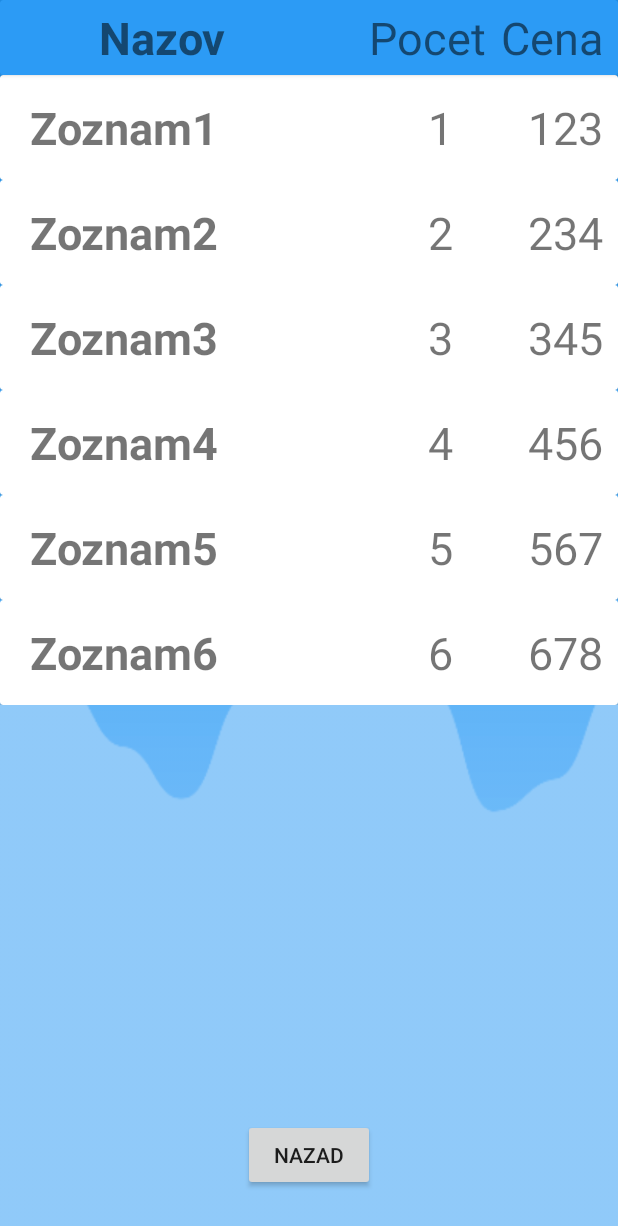
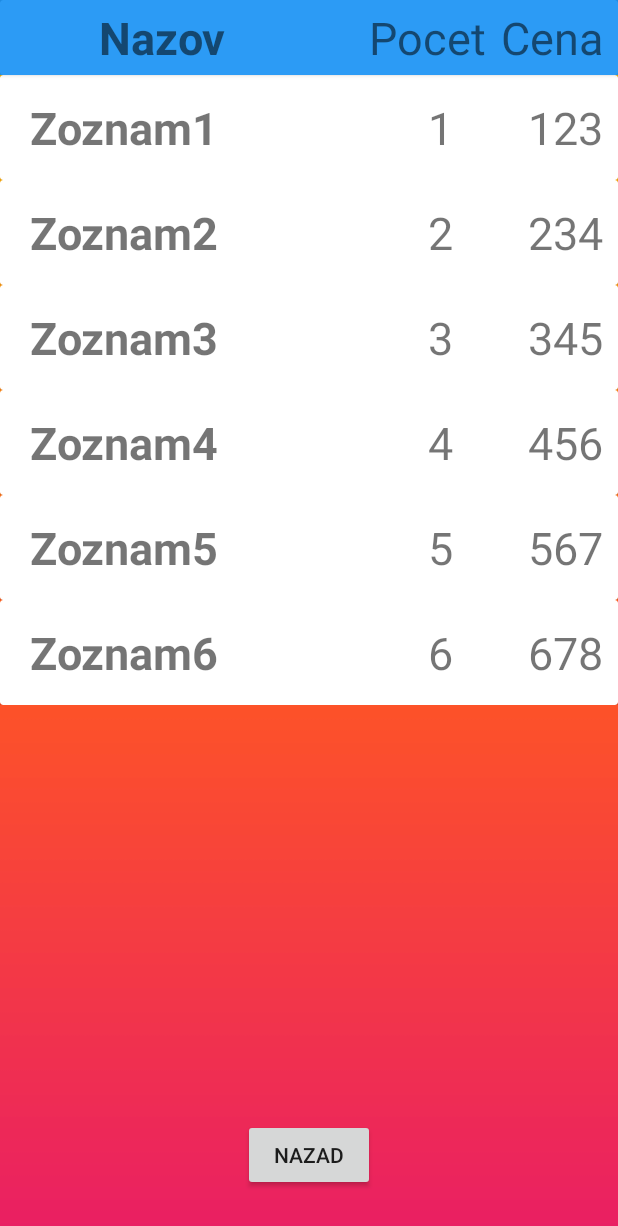
Before and after one commit to dominiksoltys/maturitnyProjektFinal, an Android app: the RecyclerZoznamy screen opened directly, with no data from a screen before it, on a phone screen of 412 x 824 dp. Shown: the top 1226 px of the screen. Run offline under Robolectric (Android 15) with nearby library versions, the light colour scheme and no system bars; our stand-ins replace Firebase (no records; nobody signed in at launch, a user with empty details on screens opened directly); Roboto replaces fonts that are not available here.

Commit message:
9 dni do konca

```diff
--- a/app/src/main/res/layout/activity_recycler_view.xml
+++ b/app/src/main/res/layout/activity_recycler_view.xml
@@ -77,6 +77,7 @@
         android:id="@+id/recyclerView"
         android:layout_width="match_parent"
         android:layout_height="0dp"
+        android:background="@drawable/andbg"
         app:layout_constraintBottom_toBottomOf="parent"
         app:layout_constraintEnd_toEndOf="parent"
         app:layout_constraintStart_toStartOf="parent"
```
